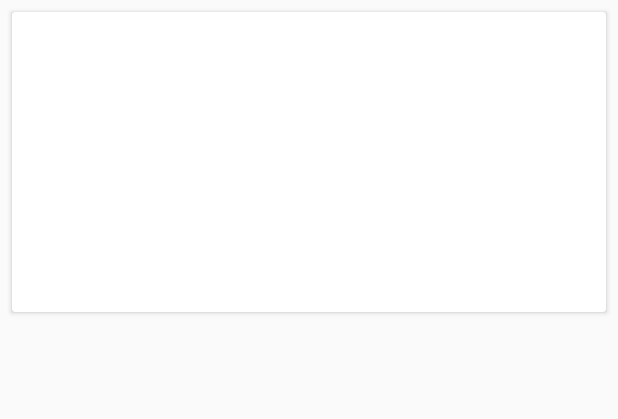
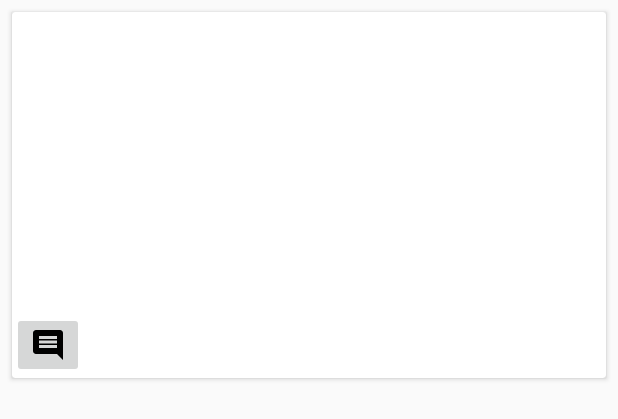
Before and after one commit to coramonokandilos/App, an Android app: the layout image_item.xml on its own in the app's theme, with its tools: preview values and no code run, on a phone screen of 412 x 824 dp. Shown: the top 419 px of the screen. Run offline under Robolectric (Android 15) with nearby library versions, the light colour scheme and no system bars.

Commit message:
added a comment button underneath all the pics in the form of an image button

```diff
--- /dev/null
+++ b/app/src/main/res/drawable/ic_insert_comment_black_24dp.xml
@@ -0,0 +1,9 @@
+<vector xmlns:android="http://schemas.android.com/apk/res/android"
+        android:width="24dp"
+        android:height="24dp"
+        android:viewportWidth="24.0"
+        android:viewportHeight="24.0">
+    <path
+        android:fillColor="#FF000000"
+        android:pathData="M20,2L4,2c-1.1,0 -2,0.9 -2,2v12c0,1.1 0.9,2 2,2h14l4,4L22,4c0,-1.1 -0.9,-2 -2,-2zM18,14L6,14v-2h12v2zM18,11L6,11L6,9h12v2zM18,8L6,8L6,6h12v2z"/>
+</vector>
--- a/app/src/main/res/layout/image_item.xml
+++ b/app/src/main/res/layout/image_item.xml
@@ -13,6 +13,13 @@
             android:id="@+id/image_view_upload"
             android:layout_width="match_parent"
             android:layout_height="200dp" />
+
+        <ImageButton
+            android:layout_width="wrap_content"
+            android:layout_height="wrap_content"
+            android:src="@drawable/ic_insert_comment_black_24dp" />
+
     </LinearLayout>
 
+
 </android.support.v7.widget.CardView>
```
